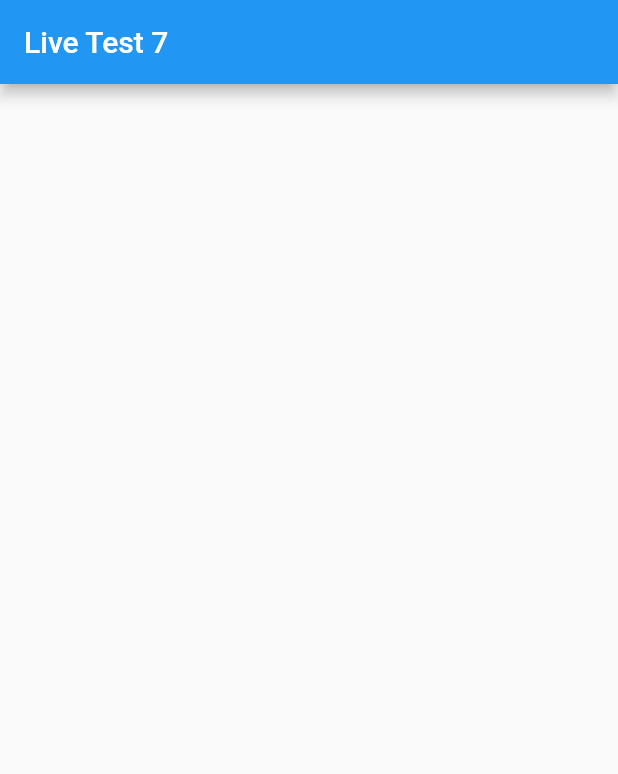
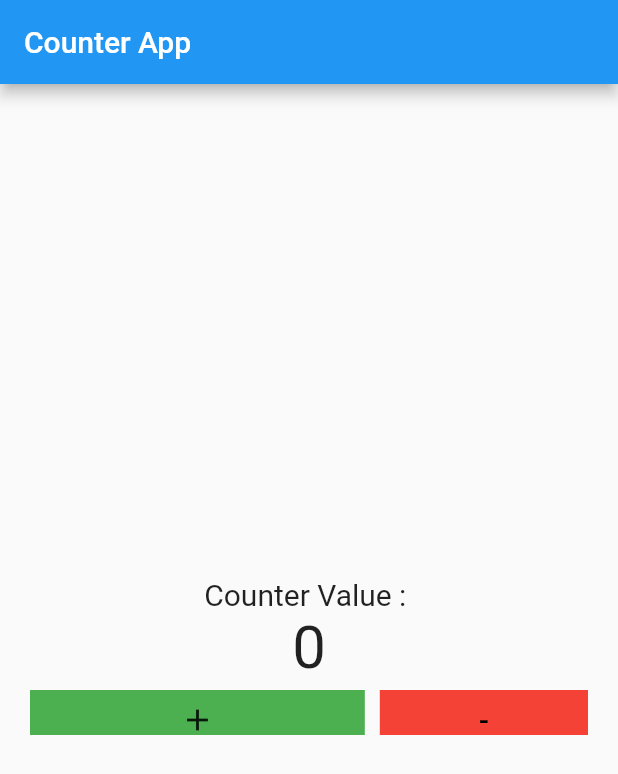
Before and after one commit to khalid063/ostad_liveTest_module_7, a Flutter app: the screen it shows after launch, on a phone screen of 412 x 824 dp. Shown: the top 774 px of the screen. Run offline on Flutter 3.47's test engine with Material 2 defaults, Android fonts, the phone set to English and light mode, and no system bars.

Commit message:
Live text done

```diff
--- a/lib/main.dart
+++ b/lib/main.dart
@@ -1,4 +1,5 @@
 import 'package:flutter/material.dart';
+import 'package:live_test_7/SecondScree.dart';
 
 void main() {
   runApp(const MyApp());
@@ -12,25 +13,112 @@ class MyApp extends StatelessWidget{
     return MaterialApp(
       debugShowCheckedModeBanner: false,
       title: "Ostad Live Test 7",
-      home: HomeScreen(),
+      home: CounterApp(),
     );
   }
 
 }
 
-class HomeScreen extends StatefulWidget {
-  const HomeScreen({Key? key}) : super(key: key);
+class CounterApp extends StatefulWidget {
+  const CounterApp({Key? key}) : super(key: key);
 
   @override
-  State<HomeScreen> createState() => _HomeScreenState();
+  State<CounterApp> createState() => _CounterAppState();
 }
 
-class _HomeScreenState extends State<HomeScreen> {
+class _CounterAppState extends State<CounterApp> {
+
+  int counter = 0;
+
   @override
   Widget build(BuildContext context) {
     return Scaffold(
       appBar: AppBar(
-        title: Text("Live Test 7"),
+        title: Text("Counter App"),
+      ),
+      body: Center(
+        child: Column(
+          mainAxisAlignment: MainAxisAlignment.center,
+          children: [
+            Text(
+                "Counter Value : ",
+              style: TextStyle(
+                fontSize: 20,
+              ),
+            ),
+            Text(
+              "$counter",
+              style: TextStyle(
+                fontSize: 40,
+              ),
+            ),
+            Container(
+              margin: EdgeInsets.fromLTRB(20, 5, 20, 5),
+              child: Row(
+                mainAxisAlignment: MainAxisAlignment.start,
+                children: [
+                  Expanded(
+                    flex: 3,
+                    child: Container(
+                      color: Colors.green,
+                      height: 30,
+                        child: IconButton(
+                          onPressed: (){
+                            setState(() {
+                              counter++;
+
+                              if (counter == 5) {
+                                showDialog(
+                                  context: context,
+                                  builder: (_) => AlertDialog(
+                                    title: Text('Congratulations!'),
+                                    content: Text('Counter value is 5!'),
+                                    actions: [
+                                      TextButton(
+                                        child: Text('OK'),
+                                        onPressed: () {
+                                          Navigator.of(context).pop();
+                                        },
+                                      ),
+                                    ],
+                                  ),
+                                );
+                              }
+                              else if (counter == 10) {
+                                Navigator.push(context, MaterialPageRoute(builder: (context) => SecondScree()));
+                              }
+
+                            });
+                          }, icon: Icon(Icons.add),
+                        )
+                    ),
+                  ),
+                  Expanded(
+                    flex: 2,
+                    child: Container(
+                      margin: EdgeInsets.fromLTRB(10, 0, 0, 0),
+                      color: Colors.red,
+                      height: 30,
+                      child: TextButton(
+                        onPressed: (){
+                          setState(() {
+                            counter--;
+                          });
+                        }, child: Text(
+                          "-",
+                        style: TextStyle(
+                          fontSize: 20,
+                          color: Colors.black
+                        ),
+                      ),
+                      ),
+                    ),
+                  ),
+                ],
+              ),
+            )
+          ],
+        ),
       ),
     );
   }
```
Also changed, not shown: lib/SecondScree.dart (added, +22 -0 lines).
